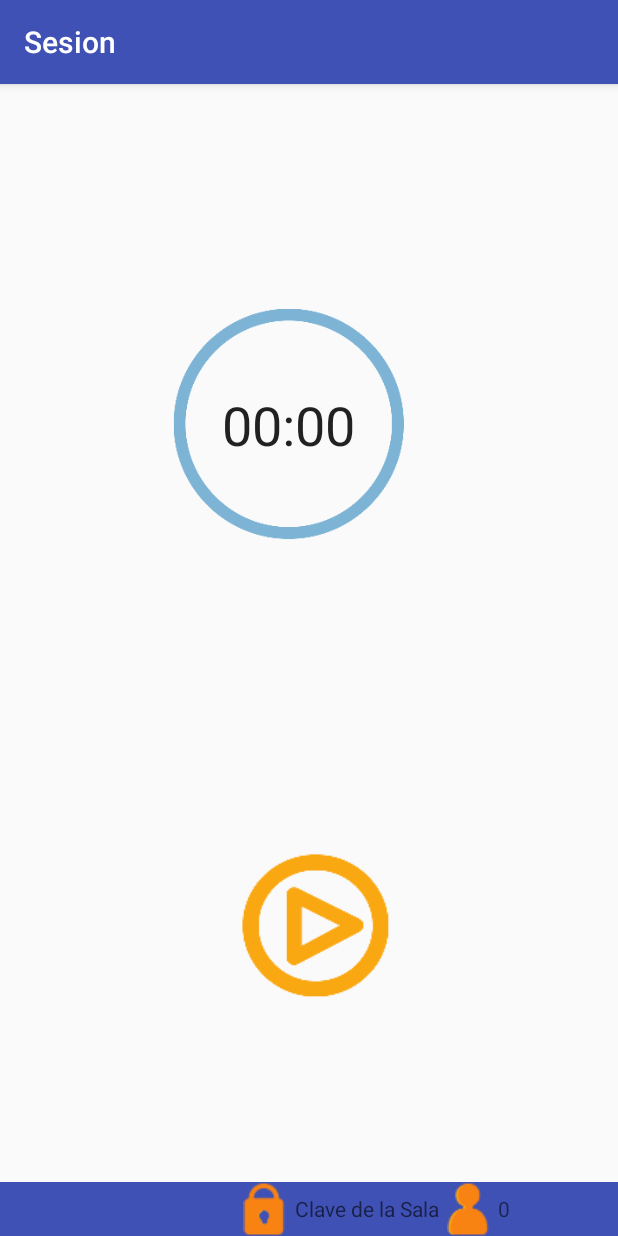
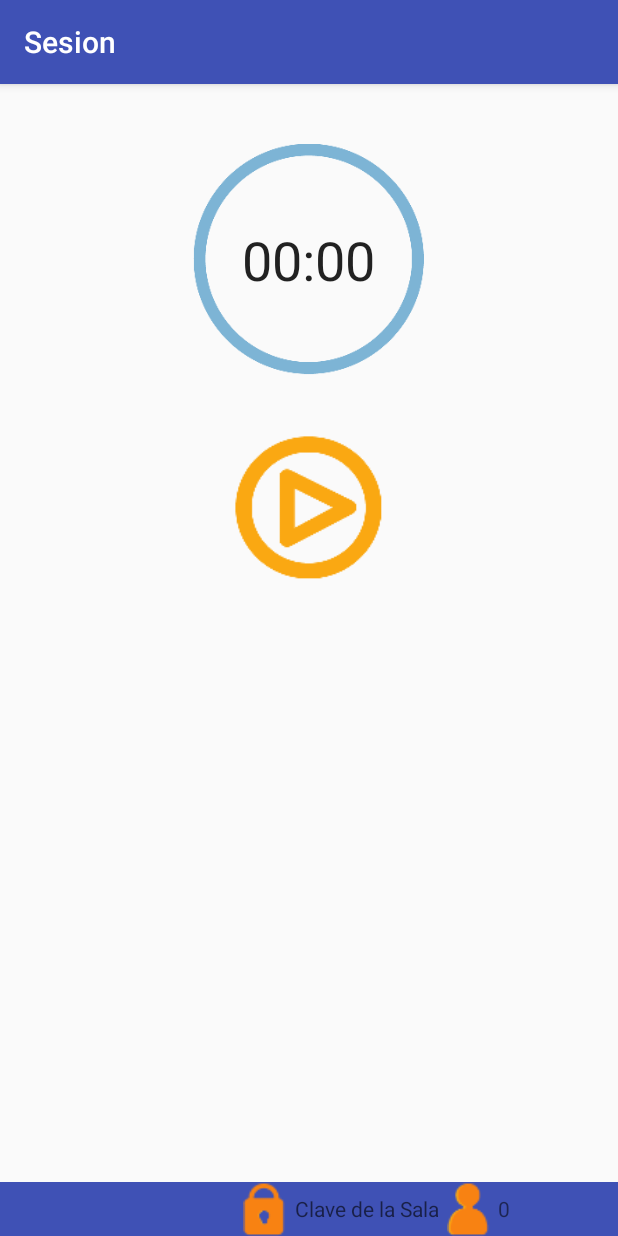
Before and after one commit to MuspelWolf/androidMVP, an Android app: the Room screen opened directly, with no data from a screen before it, on a phone screen of 412 x 824 dp. Run offline under Robolectric (Android 15) with nearby library versions, the phone set to English and light mode, and no system bars; libraries missing offline, so code that uses them is left out: org.java_websocket, org.java_websocket.handshake, org.java_websocket.server; 3 statements that could not run were skipped.

Commit message:
Minor Changes
Fixed design, fixed WIFI issue

```diff
--- a/MVP30/app/src/main/java/com/example/miau/mvp30/Room.java
+++ b/MVP30/app/src/main/java/com/example/miau/mvp30/Room.java
@@ -6,6 +6,7 @@ import android.content.BroadcastReceiver;
 import android.content.Context;
 import android.content.DialogInterface;
 import android.content.Intent;
+import android.content.IntentFilter;
 import android.media.AudioManager;
 import android.net.ConnectivityManager;
 import android.net.NetworkInfo;
@@ -39,7 +40,6 @@ public class Room extends AppCompatActivity implements RecognitionListener {
     private static String fullRecord = "";
     private static boolean responseReceived = true;
     private String response;
-    private int noPupil;
 
     private static boolean chronoState = false;
     long stopTime = 0;
@@ -60,13 +60,12 @@ public class Room extends AppCompatActivity implements RecognitionListener {
     private Chronometer chrono;
     private TextView pinName;
     private TextView wifiName;
-    private TextView PupilsNo;
+    private TextView pupilsNo;
 
     private Intent speechIntent;
 
     InetSocketAddress inetSocketAddress = new InetSocketAddress( 8080 );
     Server ServerControl = new Server( inetSocketAddress );
-
 
     @Override
     public void onCreate(Bundle SavedInstanceState) {
@@ -79,13 +78,11 @@ public class Room extends AppCompatActivity implements RecognitionListener {
 
         ServerControl.start();
         speechIntent = new Intent( RecognizerIntent.ACTION_RECOGNIZE_SPEECH );
+        this.registerReceiver(mWifiStateChangedReceiver,new IntentFilter(WifiManager.WIFI_STATE_CHANGED_ACTION));
 
         pinName = findViewById( R.id.pinName );
-        PupilsNo = findViewById( R.id.pupilNumber );
+        pupilsNo = findViewById( R.id.pupilNumber );
         wifiName = findViewById( R.id.wifiName );
-
-        PupilsNo.setText(getPreferences(MODE_PRIVATE).getInt("PupilsCount",1));
-
 
         saveCurrentAudio();
         Bundle bundle;
@@ -103,7 +100,6 @@ public class Room extends AppCompatActivity implements RecognitionListener {
         btnStop.setVisibility( View.VISIBLE );
         chrono.start();
         chrono.setBase( SystemClock.elapsedRealtime() + stopTime );
-        btnPlayPause.setText( "Pause" );
         chronoState = false;
         startVoiceRecognitionCycle( speechIntent );
         muteAudio();
@@ -202,6 +198,7 @@ public class Room extends AppCompatActivity implements RecognitionListener {
     @Override
     public void onBufferReceived(byte[] buffer) {
         Log.d( TAG, "onBufferReceived" );
+        this.pupilsNo.setText( ServerControl.clientCount );
     }
 
     @Override
@@ -301,7 +298,6 @@ public class Room extends AppCompatActivity implements RecognitionListener {
                             e.printStackTrace();
                         }
                     }
-                    updateUI(true);
                     break;
                 case WifiManager.WIFI_STATE_ENABLING:
                     break;
--- a/MVP30/app/src/main/java/com/example/miau/mvp30/Server.java
+++ b/MVP30/app/src/main/java/com/example/miau/mvp30/Server.java
@@ -31,8 +31,6 @@ public class Server extends WebSocketServer {
     private TextView pupilNo;
     Activity context;
 
-    SharedPreferences pref = context.getApplicationContext().getSharedPreferences("MyPref", MODE_PRIVATE);
-    SharedPreferences.Editor editor = pref.edit();
 
     public Server(int port ) throws UnknownHostException {
         super( new InetSocketAddress( port ) );
@@ -49,8 +47,6 @@ public class Server extends WebSocketServer {
         /*broadcast( "new connection: " + handshake.getResourceDescriptor() );//This method sends a message to all clients connected*/
         Log.d(TAG, "new connection: " + handshake.getResourceDescriptor() );
         clientCount++;
-        editor.putInt("PupilsCount", clientCount );
-        editor.apply();
 
         System.out.println( conn.getRemoteSocketAddress().getAddress().getHostAddress() + " entered the room!" );
         Log.d( TAG, "Usuarios conectados:"+ clientCount );
@@ -60,8 +56,6 @@ public class Server extends WebSocketServer {
         /*broadcast( conn + " has left the room!" );*/
         System.out.println( conn + " has left the room!" );
         clientCount --;
-        editor.putInt("PupilsCount", clientCount );
-        editor.apply();
         Log.d( TAG, "Usuarios conectados:"+ clientCount );
     }
 
--- a/MVP30/app/src/main/res/layout/activity_room.xml
+++ b/MVP30/app/src/main/res/layout/activity_room.xml
@@ -6,90 +6,68 @@
     android:layout_height="match_parent"
     tools:context=".Room">
 
+    <RelativeLayout
+        android:layout_width="match_parent"
+        android:layout_height="wrap_content"
+        android:id="@+id/chronoRelative"
+        android:gravity="center">
+
         <Chronometer
             android:id="@+id/chronometer"
             android:layout_width="154dp"
             android:layout_height="154dp"
-        android:layout_marginBottom="86dp"
-        android:layout_marginEnd="115dp"
-        android:layout_marginStart="115dp"
-        android:layout_marginTop="36dp"
+            android:layout_marginBottom="40dp"
+            android:layout_marginTop="40dp"
             android:background="@mipmap/cronocircle"
             android:textAlignment="center"
             android:gravity="center_vertical"
             android:textSize="36sp"
-        app:layout_constraintBottom_toTopOf="@+id/btnStart"
-        app:layout_constraintEnd_toEndOf="parent"
-        app:layout_constraintHorizontal_bias="0.0"
-        app:layout_constraintStart_toStartOf="parent"
-        app:layout_constraintTop_toTopOf="parent"
             tools:ignore="HardcodedText" />
+
+    </RelativeLayout>
+
+    <LinearLayout
+        android:layout_width="match_parent"
+        android:layout_height="wrap_content"
+        app:layout_constraintTop_toBottomOf="@+id/chronoRelative"
+        android:gravity="center"
+        android:orientation="horizontal">
+
+        <Button
+            android:id="@+id/btnPlayPause"
+            android:layout_width="88dp"
+            android:layout_height="88dp"
+            android:background="@mipmap/pause"
+            android:checked="false"
+            android:gravity="center_vertical"
+            android:onClick="ButtonPlayPauseEvent"
+            android:visibility="invisible" />
+
+        <Button
+            android:id="@+id/btnStart"
+            android:layout_width="100dp"
+            android:layout_height="97dp"
+            android:background="@mipmap/play"
+            android:gravity="center"
+            android:onClick="ButtonStartEvent" />
 
         <Button
             android:id="@+id/btnStop"
             android:layout_width="88dp"
             android:layout_height="88dp"
-        android:layout_marginBottom="8dp"
-        android:layout_marginEnd="31dp"
-        android:layout_marginTop="252dp"
             android:background="@mipmap/stop"
-        android:gravity="center_horizontal"
+            android:gravity="center_vertical"
             android:onClick="ButtonStopEvent"
-        android:visibility="invisible"
-        app:layout_constraintBottom_toTopOf="@+id/bottomLinear"
-        app:layout_constraintEnd_toEndOf="parent"
-        app:layout_constraintStart_toEndOf="@+id/btnStart"
-        app:layout_constraintTop_toTopOf="parent"
-        tools:ignore="HardcodedText" />
+            android:visibility="invisible" />
 
-    <Button
-        android:id="@+id/btnPlayPause"
-        android:layout_width="88dp"
-        android:layout_height="88dp"
-        android:layout_marginBottom="8dp"
-        android:layout_marginStart="31dp"
-        android:layout_marginTop="68dp"
-        android:background="@mipmap/pause"
-        android:checked="false"
-        android:gravity="center_horizontal"
-        android:onClick="ButtonPlayPauseEvent"
-        android:textOff=""
-        android:textOn=""
-        android:visibility="invisible"
-        app:layout_constraintBottom_toTopOf="@+id/bottomLinear"
-        app:layout_constraintEnd_toStartOf="@+id/btnStart"
-        app:layout_constraintStart_toStartOf="parent"
-        app:layout_constraintTop_toBottomOf="@+id/chronometer"
-        app:layout_constraintVertical_bias="0.32"
-        tools:ignore="HardcodedText" />
-
-    <Button
-        android:id="@+id/btnStart"
-        android:layout_width="100dp"
-        android:layout_height="97dp"
-        android:layout_marginBottom="8dp"
-        android:layout_marginEnd="19dp"
-        android:layout_marginStart="28dp"
-        android:layout_marginTop="8dp"
-        android:background="@mipmap/play"
-        android:gravity="center"
-        android:onClick="ButtonStartEvent"
-        app:layout_constraintBottom_toTopOf="@+id/bottomLinear"
-        app:layout_constraintEnd_toStartOf="@+id/btnStop"
-        app:layout_constraintHorizontal_bias="0.095"
-        app:layout_constraintStart_toEndOf="@+id/btnPlayPause"
-        app:layout_constraintTop_toBottomOf="@+id/chronometer"
-        tools:ignore="HardcodedText" />
+    </LinearLayout>
 
     <LinearLayout
         android:id="@+id/bottomLinear"
-        android:layout_width="0dp"
+        android:layout_width="match_parent"
         android:layout_height="wrap_content"
         android:background="@color/colorPrimary"
-        app:layout_constraintBottom_toBottomOf="parent"
-        app:layout_constraintEnd_toEndOf="parent"
-        app:layout_constraintHorizontal_bias="0.0"
-        app:layout_constraintStart_toStartOf="parent">
+        app:layout_constraintBottom_toBottomOf="parent">
 
         <TextView
             android:id="@+id/wifiName"
@@ -159,7 +137,7 @@
             android:text="0"
             android:textAlignment="center"
             android:layout_gravity="center_vertical"
-            android:textSize="14dp"
+            android:textSize="14sp"
             app:layout_constraintBottom_toBottomOf="@+id/pupilsImage"
             app:layout_constraintEnd_toEndOf="parent"
             app:layout_constraintTop_toTopOf="@+id/pupilsImage"
```
Also changed, not shown: MVP30/app/src/main/java/com/example/miau/mvp30/Access.kt (+0 -8 lines). Lines whose indentation alone changed are shown as unchanged.
